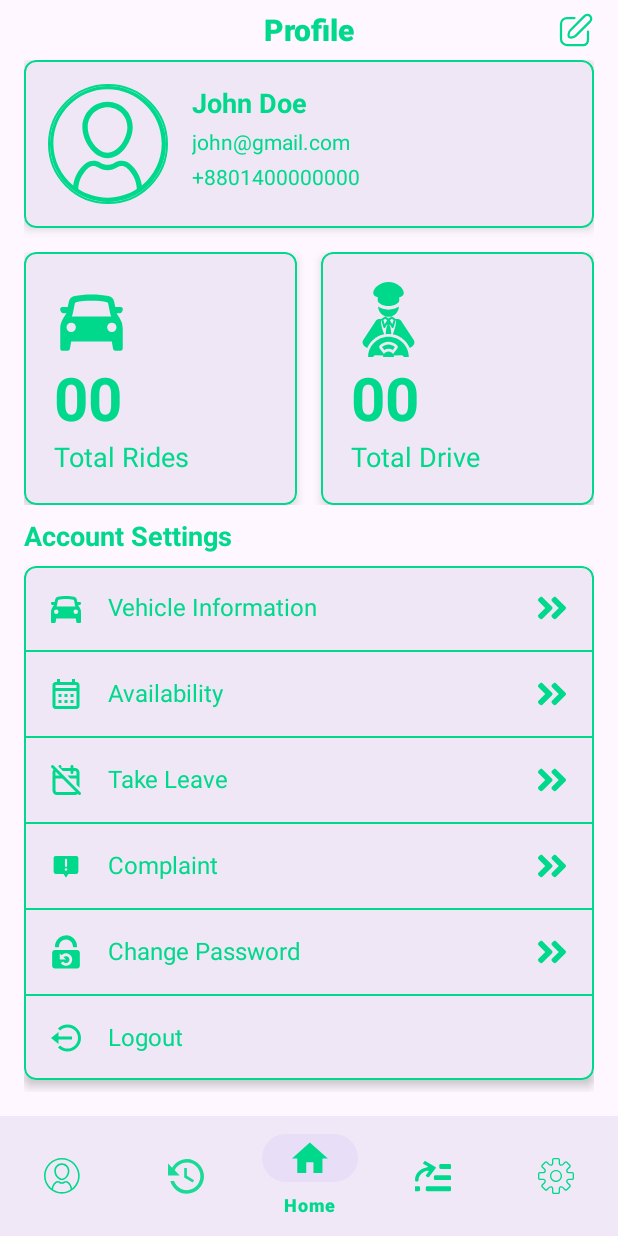
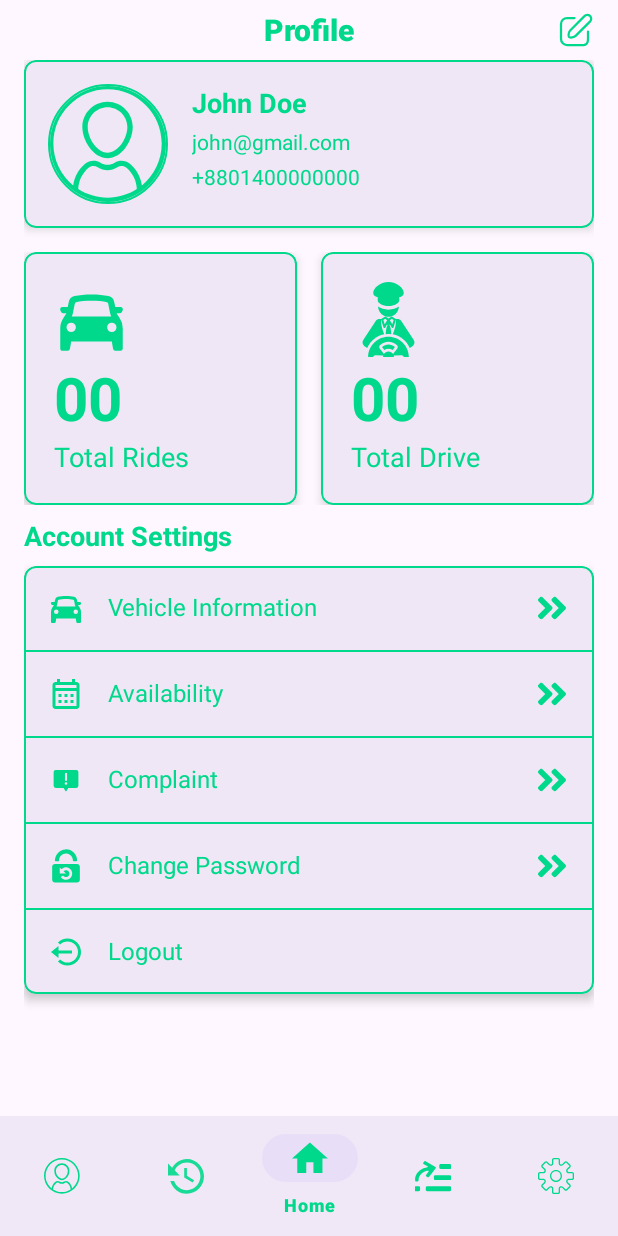
Before and after one commit to masum184e/vroomgo, an Android app: the fragment ProfileFragment placed in its activity, on a phone screen of 412 x 824 dp. Run offline under Robolectric (Android 15) with nearby library versions, the phone set to English and light mode, and no system bars; our stand-ins replace CircleImageView; 3 statements that could not run were skipped.

Commit message:
menu item integrated

```diff
--- a/mobile-app/app/src/main/java/com/example/vroomgo/fragments/ProfileFragment.java
+++ b/mobile-app/app/src/main/java/com/example/vroomgo/fragments/ProfileFragment.java
@@ -1,18 +1,37 @@
 package com.example.vroomgo.fragments;
 
+import android.content.Intent;
 import android.os.Bundle;
 import android.view.LayoutInflater;
 import android.view.View;
 import android.view.ViewGroup;
+import android.widget.LinearLayout;
 
 import androidx.fragment.app.Fragment;
 
+import com.example.vroomgo.AvailabilityCalendarActivity;
+import com.example.vroomgo.BookingDetailsActivity;
+import com.example.vroomgo.ChangePasswordActivity;
+import com.example.vroomgo.ComplaintActivity;
 import com.example.vroomgo.R;
+import com.example.vroomgo.UploadVehicleActivity;
 
 public class ProfileFragment extends Fragment {
     @Override
     public View onCreateView(LayoutInflater inflater, ViewGroup container, Bundle savedInstanceState) {
         View view = inflater.inflate(R.layout.fragment_profile, container, false);
+
+        setClickListener(view, R.id.complain, ComplaintActivity.class);
+        setClickListener(view, R.id.change_password, ChangePasswordActivity.class);
+        setClickListener(view, R.id.vehicle, UploadVehicleActivity.class);
+        setClickListener(view, R.id.availability, AvailabilityCalendarActivity.class);
+        setClickListener(view, R.id.logout, BookingDetailsActivity.class);
+
         return view;
     }
+
+    private void setClickListener(View view, int layoutId, Class<?> targetActivity) {
+        view.findViewById(layoutId).setOnClickListener(v ->
+                startActivity(new Intent(getActivity(), targetActivity)));
+    }
 }
--- a/mobile-app/app/src/main/res/layout/fragment_profile.xml
+++ b/mobile-app/app/src/main/res/layout/fragment_profile.xml
@@ -331,43 +331,6 @@
                         android:background="@color/primary" />
 
                     <LinearLayout
-                        android:id="@+id/take_leave"
-                        android:layout_width="match_parent"
-                        android:layout_height="wrap_content"
-                        android:background="?attr/selectableItemBackground"
-                        android:clickable="true"
-                        android:focusable="true"
-                        android:orientation="horizontal"
-                        android:padding="16dp">
-
-                        <ImageView
-                            android:layout_width="24dp"
-                            android:layout_height="24dp"
-                            android:contentDescription="@string/take_leave"
-                            android:src="@drawable/ic_calendar_off" />
-
-                        <TextView
-                            android:layout_width="0dp"
-                            android:layout_height="wrap_content"
-                            android:layout_marginStart="16dp"
-                            android:layout_weight="1"
-                            android:text="@string/take_leave"
-                            android:textColor="@color/primary"
-                            android:textSize="16sp" />
-
-                        <ImageView
-                            android:layout_width="24dp"
-                            android:layout_height="24dp"
-                            android:contentDescription="@string/next"
-                            android:src="@drawable/ic_right" />
-                    </LinearLayout>
-
-                    <View
-                        android:layout_width="match_parent"
-                        android:layout_height="1dp"
-                        android:background="@color/primary" />
-
-                    <LinearLayout
                         android:id="@+id/complain"
                         android:layout_width="match_parent"
                         android:layout_height="wrap_content"
```
